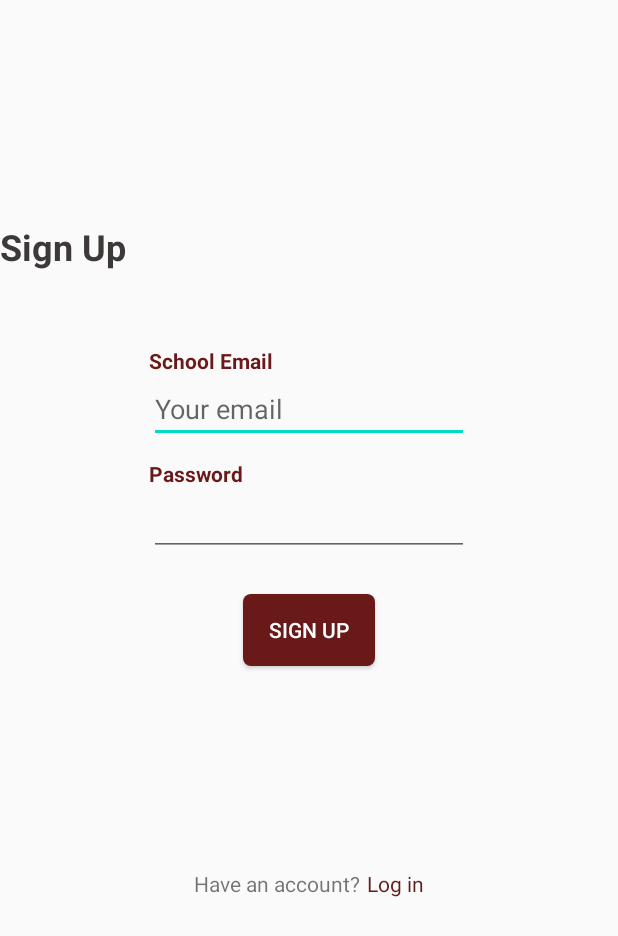
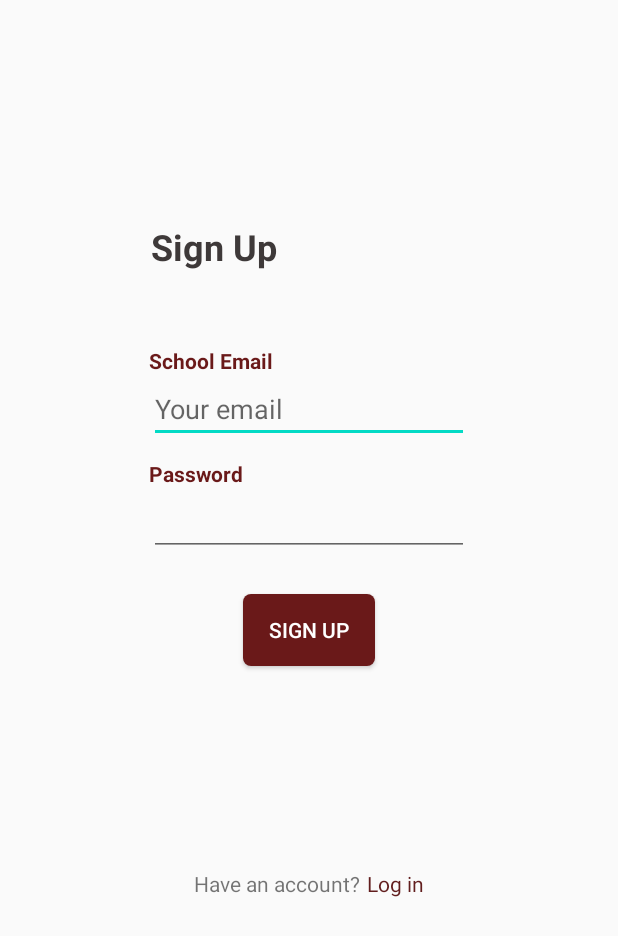
Before and after one commit to jzhang4021/IA_JohnZhang, an Android app: the layout activity_signup.xml on its own in the app's theme, with its tools: preview values and no code run, on a phone screen of 412 x 824 dp. Shown: the top 936 px of the screen. Run offline under Robolectric (Android 15) with nearby library versions, the phone set to English and light mode, and no system bars; Roboto replaces fonts that are not available here.

Commit message:
signup almost done

```diff
--- a/app/src/main/java/com/example/ia_johnzhang/Student.java
+++ b/app/src/main/java/com/example/ia_johnzhang/Student.java
@@ -1,6 +1,9 @@
 package com.example.ia_johnzhang;
 
 public class Student extends User{
-    asdfd
 
+    public Student(String email, String record) {
+        super.email = email;
+        super.record = record;
+    }
 }
--- a/app/src/main/java/com/example/ia_johnzhang/Teacher.java
+++ b/app/src/main/java/com/example/ia_johnzhang/Teacher.java
@@ -3,4 +3,8 @@ package com.example.ia_johnzhang;
 public class Teacher extends User {
 
 
+    public Teacher(String email, String record) {
+        super.email = email;
+        super.record = record;
+    }
 }
--- a/app/src/main/res/layout/activity_login.xml
+++ b/app/src/main/res/layout/activity_login.xml
@@ -126,12 +126,15 @@
         android:id="@+id/textView6"
         android:layout_width="wrap_content"
         android:layout_height="wrap_content"
+        android:layout_marginEnd="255dp"
+        android:layout_marginRight="255dp"
         android:layout_marginBottom="5dp"
         android:text="Sign In"
         android:textColor="#231E1E"
         android:textSize="18sp"
         android:textStyle="bold"
         app:layout_constraintBottom_toTopOf="@+id/textView5"
+        app:layout_constraintEnd_toEndOf="parent"
         app:layout_constraintStart_toStartOf="@+id/textView5" />
 
 </androidx.constraintlayout.widget.ConstraintLayout>
--- a/app/src/main/res/layout/activity_signup.xml
+++ b/app/src/main/res/layout/activity_signup.xml
@@ -55,13 +55,18 @@
         android:id="@+id/signUpLabel"
         android:layout_width="wrap_content"
         android:layout_height="wrap_content"
+        android:layout_marginStart="100dp"
+        android:layout_marginLeft="100dp"
+        android:layout_marginEnd="227dp"
+        android:layout_marginRight="227dp"
         android:layout_marginBottom="50dp"
         android:text="Sign Up"
         android:textColor="#3E3939"
         android:textSize="24sp"
         android:textStyle="bold"
         app:layout_constraintBottom_toTopOf="@+id/textView7"
-        tools:layout_editor_absoluteX="101dp" />
+        app:layout_constraintEnd_toEndOf="parent"
+        app:layout_constraintStart_toStartOf="parent" />
 
     <Button
         android:id="@+id/signInButton2"
@@ -69,7 +74,7 @@
         android:layout_height="wrap_content"
         android:layout_marginTop="25dp"
         android:background="@drawable/roundedbuttons"
-        android:onClick="login"
+        android:onClick="signUp"
         android:text="Sign Up"
         android:textColor="#FFFFFF"
         android:textColorHighlight="#FFFFFF"
```
Also changed, not shown: app/src/main/java/com/example/ia_johnzhang/SignupActivity.java (+19 -3 lines), app/src/main/java/com/example/ia_johnzhang/User.java (+9 -0 lines).
